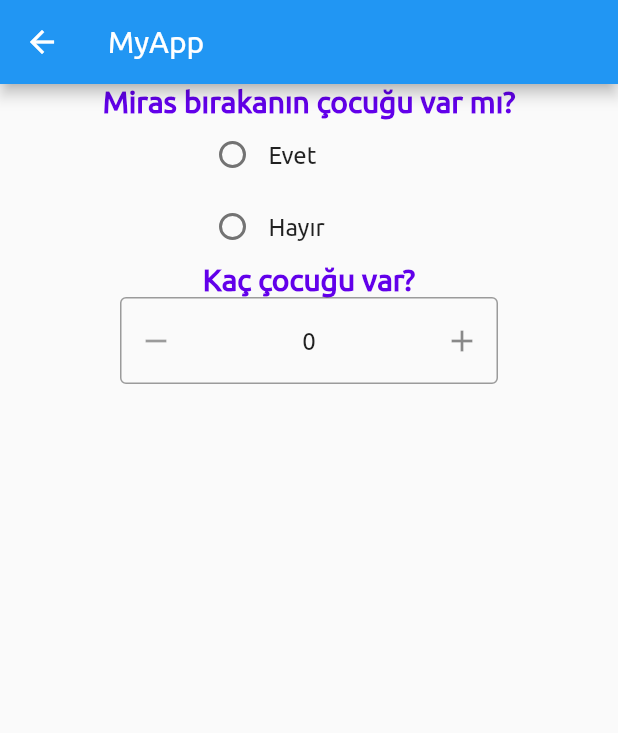
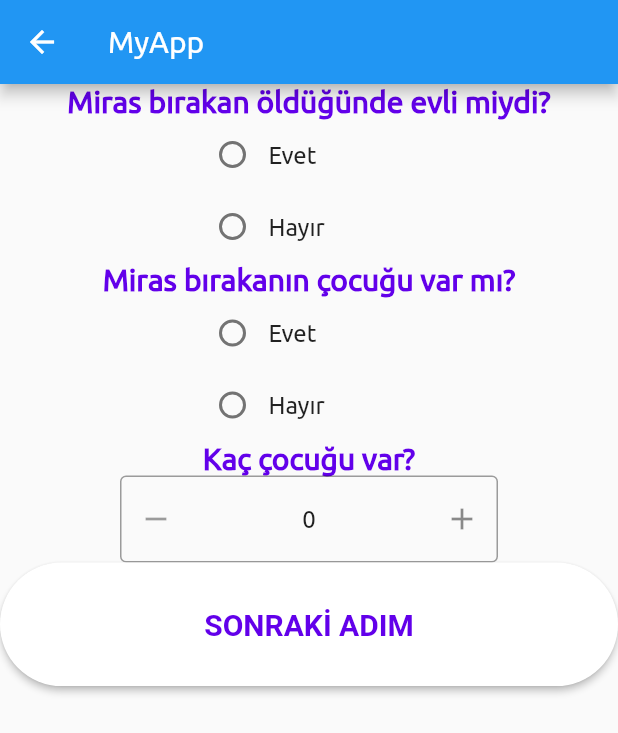
Before and after one commit to EsraKantarci/mirasapp, a Flutter app: the MyList screen opened directly, on a phone screen of 412 x 824 dp. Shown: the top 733 px of the screen. Run offline on Flutter 3.47's test engine with Material 2 defaults, Android fonts, the phone set to English and light mode, and no system bars; drawn by our look-alikes of flutter_spinbox.

Commit message:
Business implementation for simple cases

```diff
--- a/lib/model/answers.dart
+++ b/lib/model/answers.dart
@@ -15,7 +15,7 @@ class Answers {
   String motherName;
   String fatherName;
 
-
+  int childCount;
 
   //defaults:
   Answers(
@@ -23,17 +23,18 @@ class Answers {
       this.spouseName = "",
       this.motherName = "",
       this.fatherName = "",
-      this.answers, //cannot be blank
+      this.childCount = -1,
       this.hasSpouse = -1,
       this.hasChild = -1,
       this.hasParent = -1,
       this.hasSecondRank = -1,
       this.hasGrandparent = -1,
-      this.hasThirdRank});
+      this.hasThirdRank,
+        this.answers, });
 
   //in order to show inside app
   @override
   String toString() {
-    return 'Answers{name: $name, answers: $answers, hasSpouse: $hasSpouse, hasChild: $hasChild, hasParent: $hasParent, hasGrandparent: $hasGrandparent, spouseName: $spouseName, motherName: $motherName, fatherName: $fatherName}';
+    return 'Answers{name: $name, answers: $answers, hasSpouse: $hasSpouse, hasChild: $hasChild, childCount = $childCount, hasParent: $hasParent, hasGrandparent: $hasGrandparent, spouseName: $spouseName, motherName: $motherName, fatherName: $fatherName}';
   }
 }
--- a/lib/model/grandparent.dart
+++ b/lib/model/grandparent.dart
@@ -4,6 +4,7 @@ class Grandparent {
   int id;
   int relation; // mother:0 - father:1
   bool isAlive;
+  int childCount;
 
   Grandparent({this.name = "",
     this.side = "",
--- a/lib/model/parent.dart
+++ b/lib/model/parent.dart
@@ -2,6 +2,7 @@ class Parent {
   String name;
   int id;
   bool isAlive;
+  int childCount;
 
   Parent({this.name = "",
     this.id = -1,
--- a/lib/view/dynamic_list.dart
+++ b/lib/view/dynamic_list.dart
@@ -2,11 +2,12 @@ import 'package:flutter/material.dart';
 import 'package:flutter_spinbox/material.dart';
 import 'package:miras/controller/global_state.dart';
 import 'package:miras/model/constants.dart';
+import 'package:miras/view/forms/spouse_child/spouse_1_child_1.dart';
+import 'package:miras/view/result/result.dart';
 
+import 'forms/spouse_grandparent/spouse_1_grandparent_1.dart';
 
 void main() => runApp(new MaterialApp(home: MyList()));
-int answer1 = -1;
-int answer2 = -1;
 
 class MyList extends StatefulWidget {
   @override
@@ -16,6 +17,8 @@ class MyList extends StatefulWidget {
 class _MyListState extends State<MyList> {
   int value = 0;
   double childCount = 0;
+  int answer1 = -1;
+  int answer2 = -1;
 
   @override
   Widget build(BuildContext context) {
@@ -25,27 +28,68 @@ class _MyListState extends State<MyList> {
       ),
       body: Column(
         children: [
-          buildQuestion("Miras bırakanın çocuğu var mı?"),
+          buildQuestion("Miras bırakan öldüğünde evli miydi?"),
           buildRadioButton1("Evet", 1, answer1),
           buildRadioButton1("Hayır", 0, answer1),
-
+          buildQuestion("Miras bırakanın çocuğu var mı?"),
+          buildRadioButton2("Evet", 1, answer2),
+          buildRadioButton2("Hayır", 0, answer2),
           buildQuestion("Kaç çocuğu var?"),
           Padding(
             padding: const EdgeInsets.symmetric(horizontal: 80),
             child: SpinBox(
               min: 0,
               max: 40,
-              value: 0,
+              value: childCount,
               onChanged: (value) => childCount = value,
+            ),
+          ),
+          Align(
+            alignment: Alignment.bottomCenter,
+            child: Container(
+              child: SizedBox(
+                height: MediaQuery.of(context).size.height * 0.1,
+                width: MediaQuery.of(context).size.width,
+                child: buildElevatedButton(context, answer1, answer2),
+              ),
             ),
           ),
         ],
       ),
-
-
     );
   }
 
+  Widget buildElevatedButton(BuildContext context, int answer1, int answer2) {
+    return ElevatedButton(
+      child: Text('SONRAKİ ADIM'),
+      onPressed: () {
+        var route;
+        if (answer1 == 1 && answer2 == 1) {
+          GlobalState.instance.answers.childCount = childCount.toInt();
+          route = ResultPage();
+        } else {
+          route = ResultPage();
+        }
+        Navigator.push(
+          context,
+          MaterialPageRoute(builder: (context) => route),
+        );
+      },
+      style: ElevatedButton.styleFrom(
+          shape: RoundedRectangleBorder(
+            borderRadius: BorderRadius.all(
+              Radius.circular(50),
+            ),
+          ),
+          padding: EdgeInsets.symmetric(vertical: 5),
+          primary: Colors.white,
+          onPrimary: AppColors.mainColor,
+          textStyle: TextStyle(
+              color: AppColors.mainColor,
+              fontSize: 20,
+              fontWeight: FontWeight.bold)),
+    );
+  }
 
   Container buildRadioButton1(String text, int val, int group) {
     return Container(
@@ -57,7 +101,7 @@ class _MyListState extends State<MyList> {
               groupValue: group,
               onChanged: (value) {
                 answer1 = value;
-                GlobalState.instance.answers.hasChild = value;
+                GlobalState.instance.answers.hasSpouse = value;
                 setState(() {});
               }),
           Text(
@@ -68,6 +112,32 @@ class _MyListState extends State<MyList> {
       ),
     );
   }
+
+  Container buildRadioButton2(String text, int val, int group) {
+    return Container(
+      width: 150,
+      child: Row(
+        children: <Widget>[
+          Radio(
+              value: val,
+              groupValue: group,
+              onChanged: (value) {
+                answer2 = value;
+                GlobalState.instance.answers.hasChild = value;
+                if (answer2 == 0) {
+                  setState(() {
+                    childCount = 0;
+                  });
+                }
+                setState(() {});
+              }),
+          Text(
+            text,
+            style: TextStyle(fontSize: 16),
+          ),
+        ],
+      ),
+    );
   }
 
   SizedBox buildSpace() => SizedBox(
@@ -84,3 +154,4 @@ Text buildQuestion(String text) {
       ),
     );
   }
+}
--- a/lib/view/result/result.dart
+++ b/lib/view/result/result.dart
@@ -1,4 +1,5 @@
 import 'package:flutter/material.dart';
+import 'package:miras/controller/global_state.dart';
 import 'package:miras/model/constants.dart';
 import 'package:miras/view/start_page.dart';
 
@@ -24,6 +25,8 @@ class _ResultPageState extends State<ResultPage> {
         child: Column(
           crossAxisAlignment: CrossAxisAlignment.start,
           children: (<Widget>[
+
+            Text(GlobalState.instance.answers.toString()),
             Align(
               alignment: Alignment.bottomCenter,
               child: Container(
```
Also changed, not shown: lib/controller/rank_calculator.dart (+6 -7 lines), lib/view/result_page.dart (deleted). Lines whose indentation alone changed are shown as unchanged.
